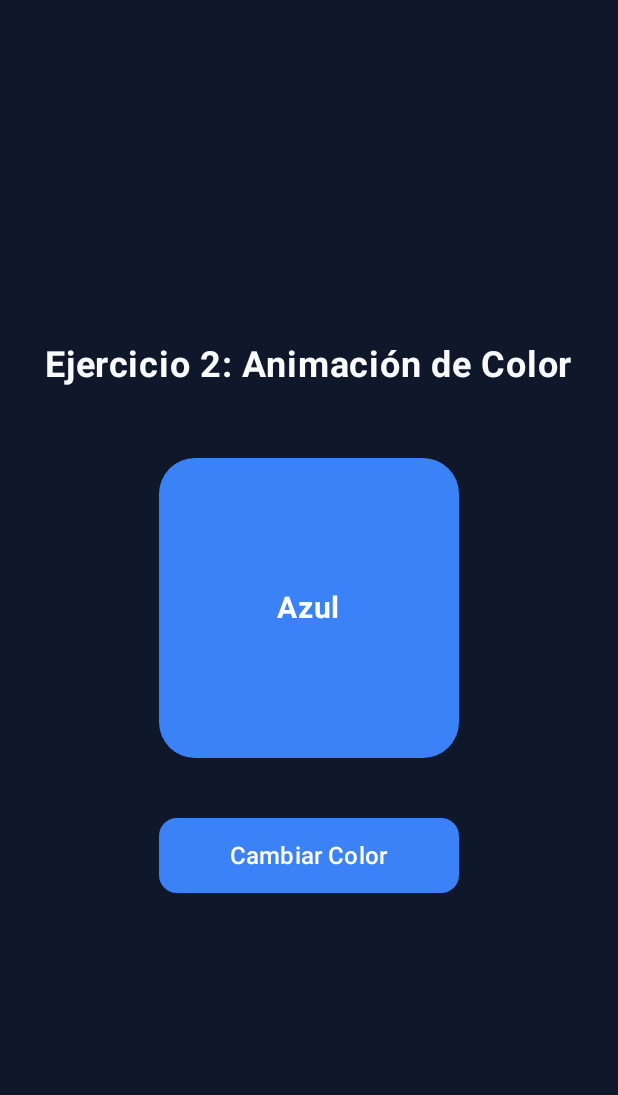
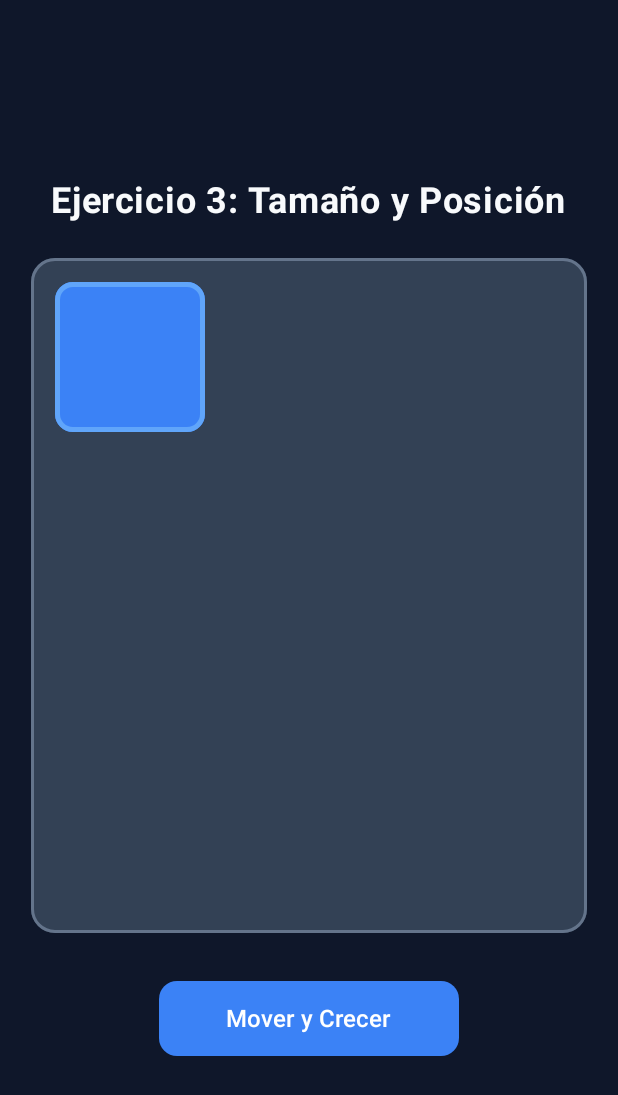
Before and after one commit to Juan-Manuel-coder/Lab13-Moviles, an Android app built with Jetpack Compose: the screen it shows after launch (MainActivity), on a phone screen of 412 x 824 dp. Shown: the top 1095 px of the screen. Run offline under Robolectric (Android 15) with nearby library versions, the phone set to English and light mode, and no system bars.

Commit message:
Implementación de animaciones de tamaño y posición en el Ejercicio 3

```diff
--- /dev/null
+++ b/app/src/main/java/com/example/lab13_animaciones/Ejercicio3.kt
@@ -0,0 +1,97 @@
+package com.example.lab13_animaciones
+
+import androidx.compose.animation.core.Spring
+import androidx.compose.animation.core.animateDpAsState
+import androidx.compose.animation.core.spring
+import androidx.compose.foundation.background
+import androidx.compose.foundation.border
+import androidx.compose.foundation.layout.*
+import androidx.compose.foundation.shape.RoundedCornerShape
+import androidx.compose.material3.Button
+import androidx.compose.material3.ButtonDefaults
+import androidx.compose.material3.Text
+import androidx.compose.runtime.*
+import androidx.compose.ui.Alignment
+import androidx.compose.ui.Modifier
+import androidx.compose.ui.graphics.Color
+import androidx.compose.ui.text.font.FontWeight
+import androidx.compose.ui.unit.dp
+import androidx.compose.ui.unit.sp
+
+@Composable
+fun Ejercicio3(modifier: Modifier = Modifier) {
+    var movido by remember { mutableStateOf(false) }
+
+    val tamanio by animateDpAsState(
+        targetValue = if (movido) 200.dp else 100.dp,
+        animationSpec = spring(
+            dampingRatio = Spring.DampingRatioMediumBouncy,
+            stiffness = Spring.StiffnessLow
+        ),
+        label = "animacionTamanio"
+    )
+
+    val posicionX by animateDpAsState(
+        targetValue = if (movido) 80.dp else 0.dp, // <-- CAMBIA 150.dp A 80.dp
+        animationSpec = spring(dampingRatio = Spring.DampingRatioLowBouncy),
+        label = "animacionX"
+    )
+    val posicionY by animateDpAsState(
+        targetValue = if (movido) 80.dp else 0.dp, // <-- CAMBIA 100.dp A 80.dp
+        animationSpec = spring(dampingRatio = Spring.DampingRatioLowBouncy),
+        label = "animacionY"
+    )
+
+    Column(
+        modifier = modifier.fillMaxSize(),
+        horizontalAlignment = Alignment.CenterHorizontally,
+        verticalArrangement = Arrangement.Center
+    ) {
+        Text(
+            text = "Ejercicio 3: Tamaño y Posición",
+            color = TextoBlanco,
+            fontSize = 24.sp,
+            fontWeight = FontWeight.Bold,
+            modifier = Modifier.padding(bottom = 24.dp)
+        )
+
+        // Contenedor para delimitar el área de movimiento
+        Box(
+            modifier = Modifier
+                .fillMaxWidth(0.9f)
+                .height(450.dp)
+                .background(Color(0xFF334155), RoundedCornerShape(16.dp))
+                .border(2.dp, Color(0xFF64748B), RoundedCornerShape(16.dp))
+                .padding(16.dp)
+        ) {
+            // Cuadro animado
+            Box(
+                modifier = Modifier
+                    .offset(x = posicionX, y = posicionY)
+                    .size(tamanio)
+                    .background(AzulBrillante, RoundedCornerShape(12.dp))
+                    .border(3.dp, Color(0xFF60A5FA), RoundedCornerShape(12.dp))
+            )
+        }
+
+        Spacer(modifier = Modifier.height(32.dp))
+
+        Button(
+            onClick = { movido = !movido },
+            colors = ButtonDefaults.buttonColors(
+                containerColor = AzulBrillante,
+                contentColor = Color.White
+            ),
+            shape = RoundedCornerShape(12.dp),
+            modifier = Modifier
+                .height(50.dp)
+                .width(200.dp)
+        ) {
+            Text(
+                text = if (movido) "Volver al inicio" else "Mover y Crecer",
+                fontSize = 16.sp,
+                fontWeight = FontWeight.SemiBold
+            )
+        }
+    }
+}
--- a/app/src/main/java/com/example/lab13_animaciones/MainActivity.kt
+++ b/app/src/main/java/com/example/lab13_animaciones/MainActivity.kt
@@ -39,7 +39,7 @@ class MainActivity : ComponentActivity() {
                     modifier = Modifier.fillMaxSize(),
                     containerColor = FondoOscuro
                 ) { innerPadding ->
-                    Ejercicio2(modifier = Modifier.padding(innerPadding))
+                    Ejercicio3(modifier = Modifier.padding(innerPadding))
                 }
             }
         }
```
